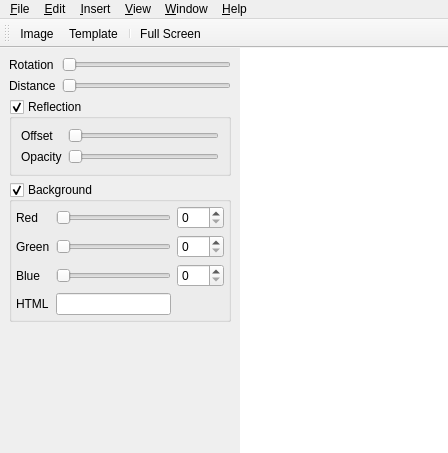
Before: the Qt Designer form src/Screenie/ui/MainWindow.ui in till213/screenie, drawn with Qt 5.
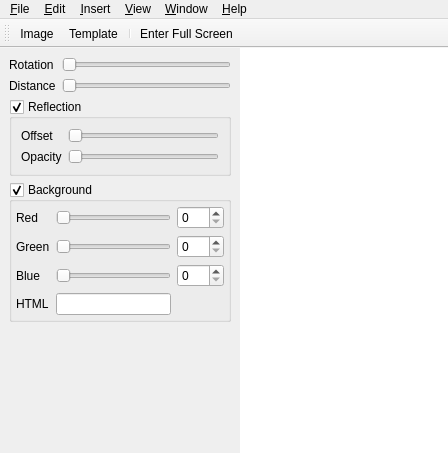
After: the same form once the commit is applied.

The edit to the form file:
```diff
--- a/src/Screenie/ui/MainWindow.ui
+++ b/src/Screenie/ui/MainWindow.ui
@@ -420,7 +420,10 @@
   </action>
   <action name="toggleFullScreenAction">
    <property name="text">
-    <string>&amp;Full Screen</string>
+    <string>Enter &amp;Full Screen</string>
+   </property>
+   <property name="iconText">
+    <string>Enter Full Screen</string>
    </property>
    <property name="toolTip">
     <string>View Full Screen</string>
```
Left out of the diff: 20 changed lines with no effect on the pictures.
